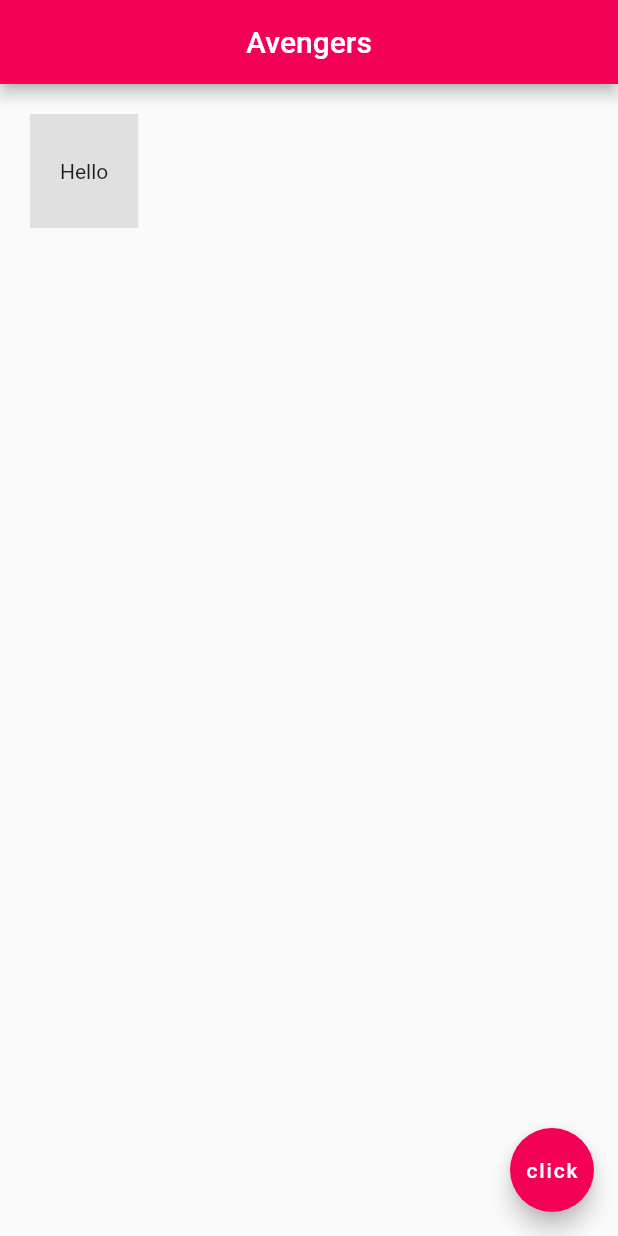
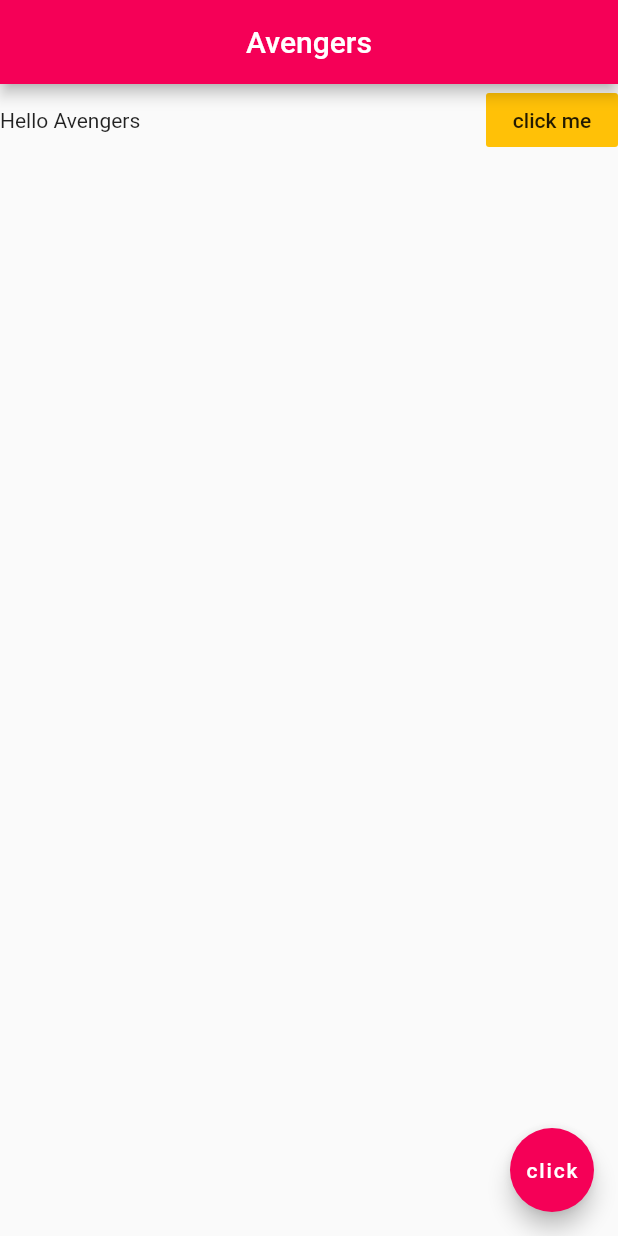
Before and after one commit to kharioki/Intro_to_flutter, a Flutter app: the screen it shows after launch, on a phone screen of 412 x 824 dp. Run offline on Flutter 3.47's test engine with Material 2 defaults, Android fonts, the phone set to English and light mode, and no system bars.

Commit message:
row implementation

```diff
--- a/lib/main.dart
+++ b/lib/main.dart
@@ -15,11 +15,16 @@ class Home extends StatelessWidget {
         centerTitle: true,
         backgroundColor: Colors.pinkAccent[400],
       ),
-      body: Container(
-        padding: EdgeInsets.fromLTRB(20.0, 30.0, 20.0, 30.0),
-        margin: EdgeInsets.all(20.0),
-        color: Colors.grey[300],
-        child: Text('Hello'),
+      body: Row(
+        mainAxisAlignment: MainAxisAlignment.spaceBetween,
+        children: <Widget>[
+          Text('Hello Avengers'),
+          FlatButton(
+            onPressed: () {},
+            color: Colors.amber,
+            child: Text('click me'),
+          ),
+        ],
       ),
       floatingActionButton: FloatingActionButton(
         onPressed: () {},
```
